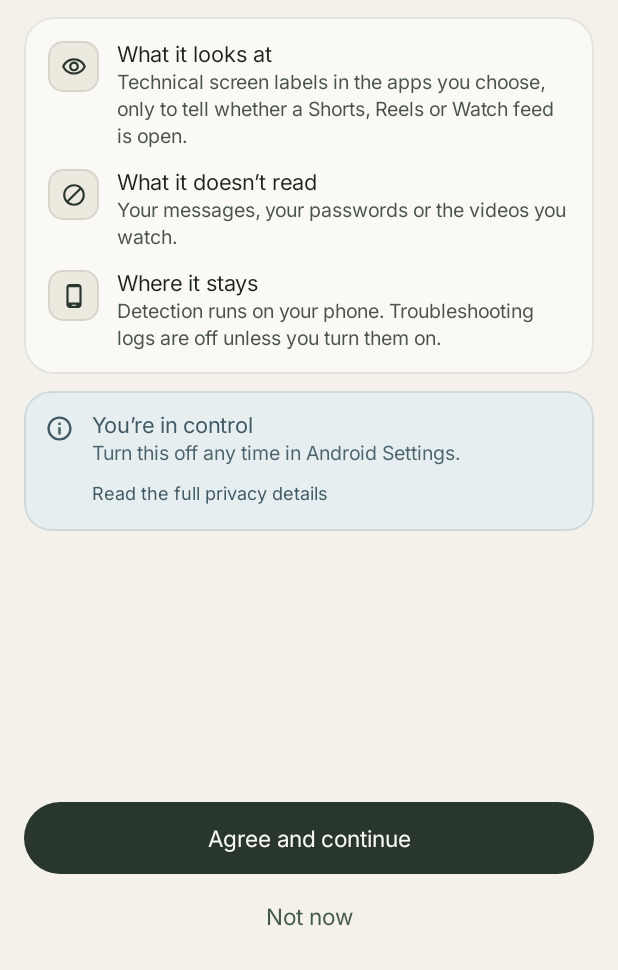
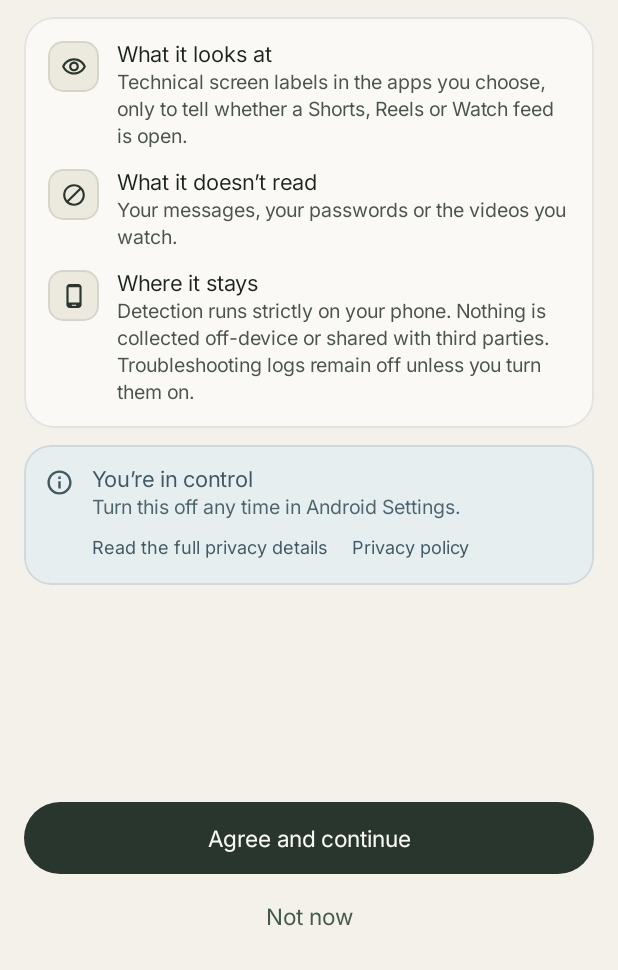
Before and after one commit to hey-muhaimin/outloop, an Android app built with Jetpack Compose: the OnboardingScreen screen opened through its navigation route, after a tap on "Get started", on a phone screen of 412 x 824 dp, the part 266-1236 px from its top. Run offline under Robolectric (Android 15) with nearby library versions, the phone set to English and light mode, and no system bars; our stand-ins replace Room's generated code.

Commit message:
feat: add privacy disclosure for accessibility
Implement a prominent disclosure flow for accessibility settings to ensure user transparency regarding on-device data processing and privacy.

```diff
--- a/app/src/main/java/com/example/MainActivity.kt
+++ b/app/src/main/java/com/example/MainActivity.kt
@@ -515,6 +515,7 @@ fun OutloopNavigationHost(
                                             onExportBackupUri = onExportBackupUri,
                                             onInspectBackupUri = onInspectBackupUri,
                                             onRestoreBackupJson = onRestoreBackupJson,
+                                            onAcceptDisclosure = onAcceptDisclosure,
                                             bottomContentPadding = bottomContentPadding
                                         )
                                     }
--- a/app/src/main/java/com/example/ui/screens/OnboardingScreen.kt
+++ b/app/src/main/java/com/example/ui/screens/OnboardingScreen.kt
@@ -768,18 +768,21 @@ private fun PrivacyConsentContent(onOpenPrivacyDetails: () -> Unit) {
                 InfoPointRow(
                     icon = Icons.Outlined.PhoneAndroid,
                     title = "Where it stays",
-                    body = "Detection runs on your phone. Troubleshooting logs are off unless you turn them on."
+                    body = "Detection runs strictly on your phone. Nothing is collected off-device or shared with third parties. Troubleshooting logs remain off unless you turn them on."
                 )
             }
         }
     }
     OutloopStaggeredEntrance(index = 2) {
+        val context = LocalContext.current
+        val policyUrl = androidx.compose.ui.res.stringResource(com.example.R.string.privacy_policy_url)
         OutloopStatusBannerCard(
             tone = StatusBannerTone.INFO,
             icon = Icons.Outlined.Info,
             title = "You\u2019re in control",
             body = "Turn this off any time in Android Settings.",
             action = {
+                Row(horizontalArrangement = Arrangement.spacedBy(16.dp)) {
                     Text(
                         text = "Read the full privacy details",
                         style = MaterialTheme.typography.labelLarge,
@@ -789,6 +792,24 @@ private fun PrivacyConsentContent(onOpenPrivacyDetails: () -> Unit) {
                             .clickable(onClick = onOpenPrivacyDetails)
                             .padding(vertical = 4.dp)
                     )
+                    Text(
+                        text = "Privacy policy",
+                        style = MaterialTheme.typography.labelLarge,
+                        color = colors.infoText,
+                        modifier = Modifier
+                            .clip(RoundedCornerShape(8.dp))
+                            .clickable {
+                                runCatching {
+                                    context.startActivity(
+                                        Intent(Intent.ACTION_VIEW, Uri.parse(policyUrl)).apply {
+                                            addFlags(Intent.FLAG_ACTIVITY_NEW_TASK)
+                                        }
+                                    )
+                                }
+                            }
+                            .padding(vertical = 4.dp)
+                    )
+                }
             }
         )
     }
```
Also changed, not shown: app/src/main/java/com/example/ui/screens/SettingsScreen.kt (+80 -0 lines), 1 other file. Lines whose indentation alone changed are shown as unchanged.
